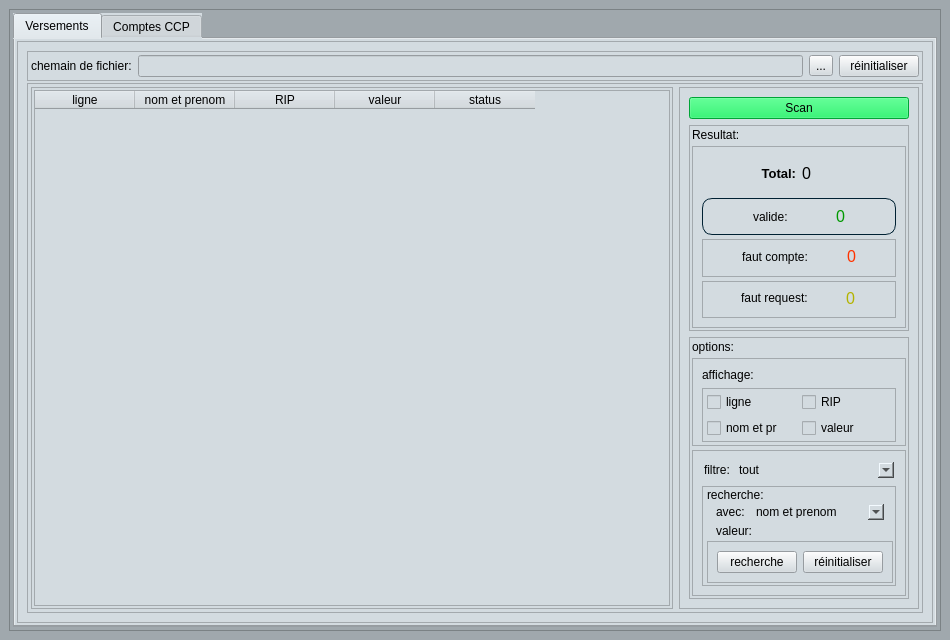
Above: ui/main_ui.ui from otmanLAHRECHE/CCP_cheker before the change. Below: the same form after it.
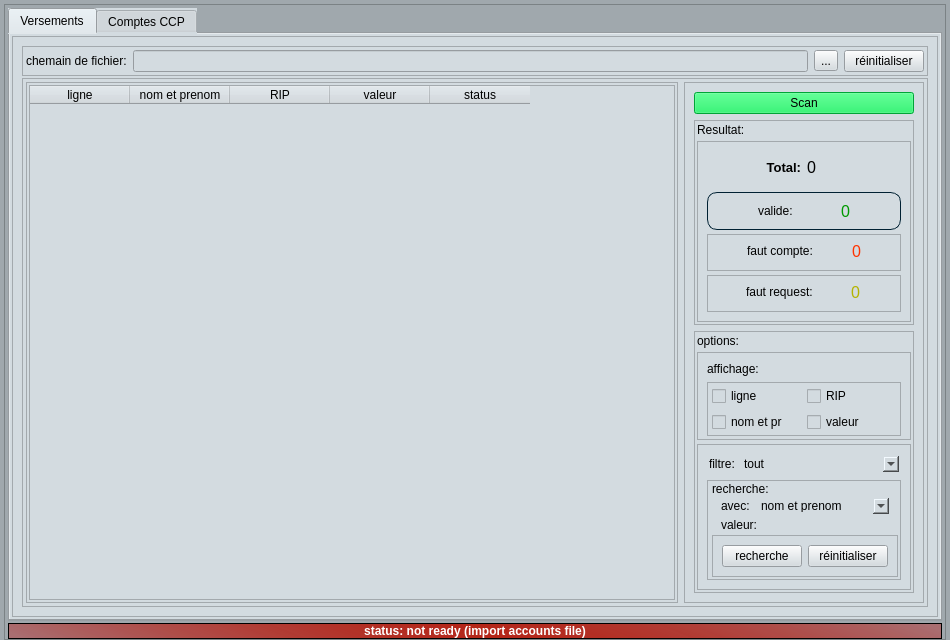
That is the form after the change.

Patch:
```diff
--- a/ui/main_ui.ui
+++ b/ui/main_ui.ui
@@ -24,6 +24,18 @@
     <string notr="true">background-color: rgb(160, 168, 173);</string>
    </property>
    <layout class="QVBoxLayout" name="verticalLayout">
+    <property name="leftMargin">
+     <number>4</number>
+    </property>
+    <property name="topMargin">
+     <number>4</number>
+    </property>
+    <property name="rightMargin">
+     <number>4</number>
+    </property>
+    <property name="bottomMargin">
+     <number>0</number>
+    </property>
     <item>
      <widget class="QFrame" name="frame">
       <property name="frameShape">
@@ -34,7 +46,7 @@
       </property>
       <layout class="QVBoxLayout" name="verticalLayout_2">
        <property name="spacing">
-        <number>4</number>
+        <number>2</number>
        </property>
        <property name="leftMargin">
         <number>3</number>
@@ -46,7 +58,7 @@
         <number>3</number>
        </property>
        <property name="bottomMargin">
-        <number>3</number>
+        <number>0</number>
        </property>
        <item>
         <widget class="QTabWidget" name="tabWidget">
@@ -199,6 +211,9 @@
                     </property>
                     <item>
                      <widget class="QTableWidget" name="tableWidget">
+                      <property name="styleSheet">
+                       <string notr="true"/>
+                      </property>
                       <column>
                        <property name="text">
                         <string>ligne</string>
@@ -1266,6 +1281,59 @@
          </widget>
         </widget>
        </item>
+       <item>
+        <widget class="QFrame" name="frame_26">
+         <property name="styleSheet">
+          <string notr="true">color:white;
+background:qlineargradient(spread:pad, x1:1, y1:0.545, x2:0, y2:0.585, stop:0 rgba(184, 21, 21, 57), stop:0.487 rgba(182, 27, 13, 186), stop:1 rgba(184, 21, 21, 57));</string>
+         </property>
+         <property name="frameShape">
+          <enum>QFrame::StyledPanel</enum>
+         </property>
+         <property name="frameShadow">
+          <enum>QFrame::Raised</enum>
+         </property>
+         <layout class="QVBoxLayout" name="verticalLayout_15">
+          <property name="spacing">
+           <number>2</number>
+          </property>
+          <property name="leftMargin">
+           <number>0</number>
+          </property>
+          <property name="topMargin">
+           <number>0</number>
+          </property>
+          <property name="rightMargin">
+           <number>0</number>
+          </property>
+          <property name="bottomMargin">
+           <number>0</number>
+          </property>
+          <item>
+           <widget class="QLabel" name="label_18">
+            <property name="sizePolicy">
+             <sizepolicy hsizetype="Preferred" vsizetype="Preferred">
+              <horstretch>0</horstretch>
+              <verstretch>0</verstretch>
+             </sizepolicy>
+            </property>
+            <property name="font">
+             <font>
+              <weight>75</weight>
+              <bold>true</bold>
+             </font>
+            </property>
+            <property name="text">
+             <string>status: not ready (import accounts file)</string>
+            </property>
+            <property name="alignment">
+             <set>Qt::AlignCenter</set>
+            </property>
+           </widget>
+          </item>
+         </layout>
+        </widget>
+       </item>
       </layout>
      </widget>
     </item>
```
